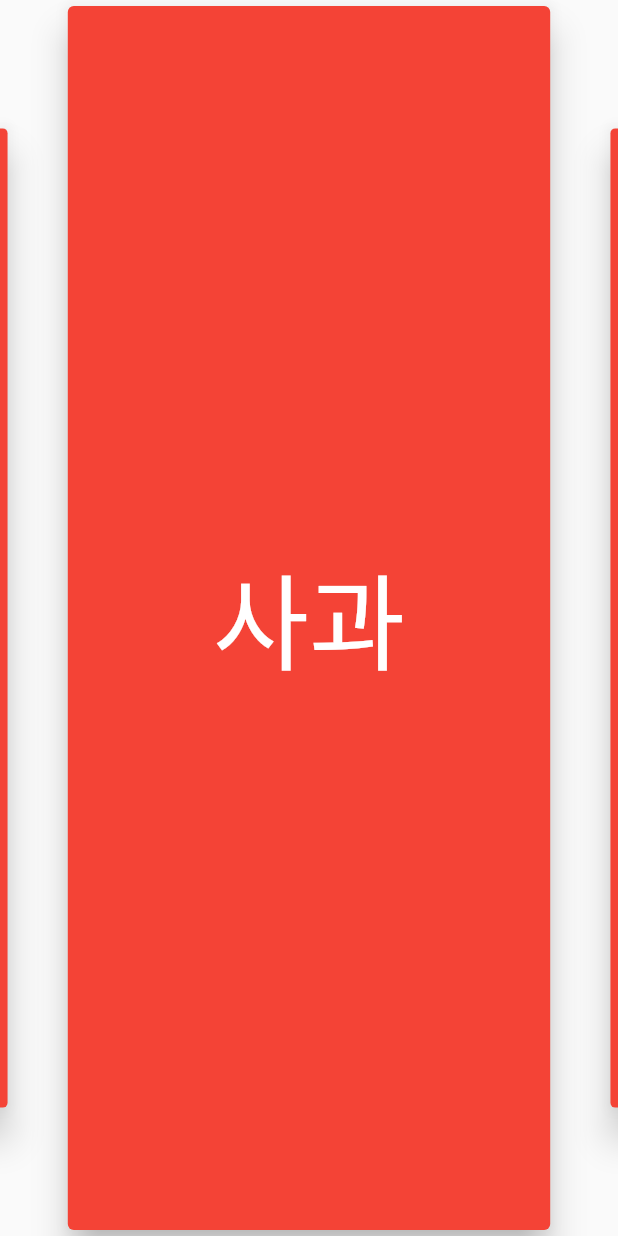
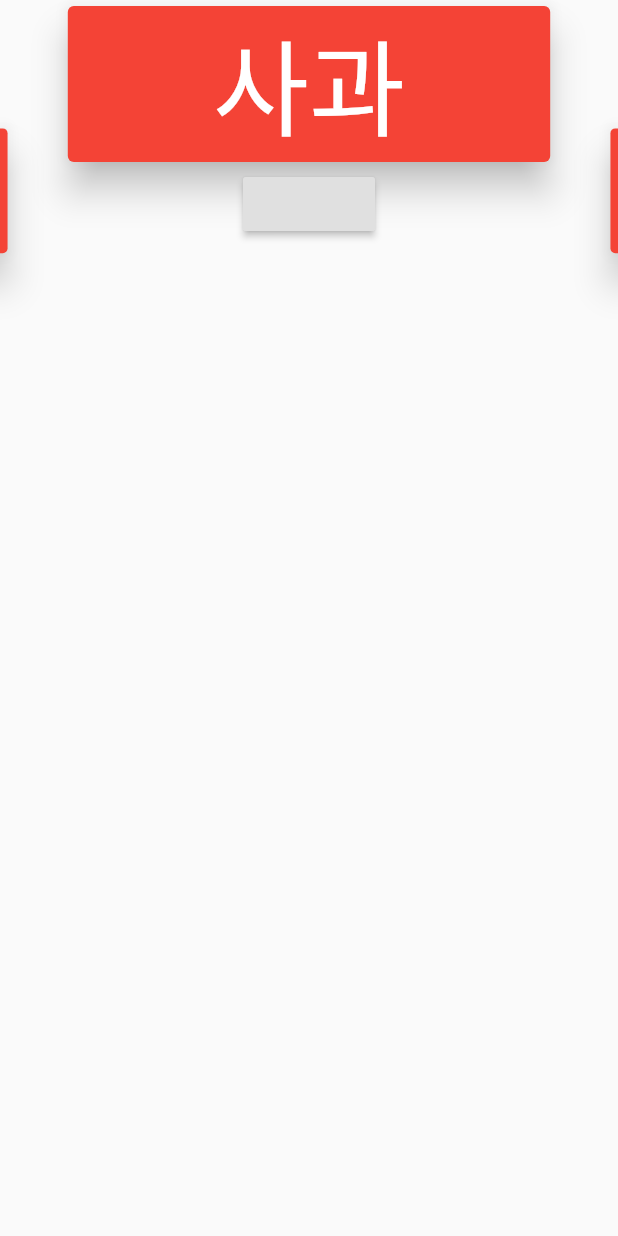
Before and after one commit to yuljlee/swiper_idea, a Flutter app: the screen it shows after launch, on a phone screen of 412 x 824 dp. Run offline on Flutter 3.47's test engine with Material 2 defaults, Android fonts, the phone set to English and light mode, and no system bars; drawn by our look-alikes of flip_card; our stand-ins replace flutter_swiper, flutter_tts.

Commit message:
feat: Add tts on front card

```diff
--- a/lib/main.dart
+++ b/lib/main.dart
@@ -2,6 +2,7 @@
 import 'package:flip_card/flip_card.dart';
 import 'package:flutter/material.dart';
 import 'package:flutter_swiper/flutter_swiper.dart';
+import 'package:flutter_tts/flutter_tts.dart';
 
 void main() => runApp(MyApp());
 
@@ -48,8 +49,19 @@ class _MyHomePageState extends State<MyHomePage> {
     'WATER MELON'
   ];
 
+  final FlutterTts flutterTts = FlutterTts();
+
   @override
   Widget build(BuildContext context) {
+
+    Future _speak(String text) async {
+      //print(await flutterTts.getLanguages);
+      await flutterTts.setLanguage('ko-KR');
+      //await flutterTts.setLanguage('en-US');
+      await flutterTts.setPitch(1);
+      print(await flutterTts.getVoices);
+      await flutterTts.speak(text);
+    }
     return Scaffold(
       // appBar: AppBar(
       //   title: Text(widget.title),
@@ -59,12 +71,15 @@ class _MyHomePageState extends State<MyHomePage> {
           return FlipCard(
           direction: FlipDirection.HORIZONTAL,
           speed: 500,
-          front: Container(
+
+          front: Column(
             //  decoration: BoxDecoration(
             //  color: Colors.deepOrange,
             //  borderRadius: BorderRadius.all(Radius.circular(10.0)),
             //  ),
-            child: Card(
+
+            children: <Widget>[
+              Card(
               color: Colors.red,
               elevation: 10,
               child: Center(
@@ -72,7 +87,10 @@ class _MyHomePageState extends State<MyHomePage> {
                   korWord[index],
                   style: TextStyle(color: Colors.white, fontSize: 70,),),
               ),
-            ),
+              ),
+              RaisedButton(onPressed: () => _speak(korWord[index]),
+              ),
+            ]
           ),
           back: Card(
             color: Colors.deepPurple,
--- a/pubspec.yaml
+++ b/pubspec.yaml
@@ -25,6 +25,7 @@ dependencies:
   cupertino_icons: ^0.1.2
   flutter_swiper: ^1.1.6
   flip_card: ^0.4.4
+  flutter_tts: ^0.8.7
 
 dev_dependencies:
   flutter_test:
```
Also changed, not shown: pubspec.lock, 1 other file.
